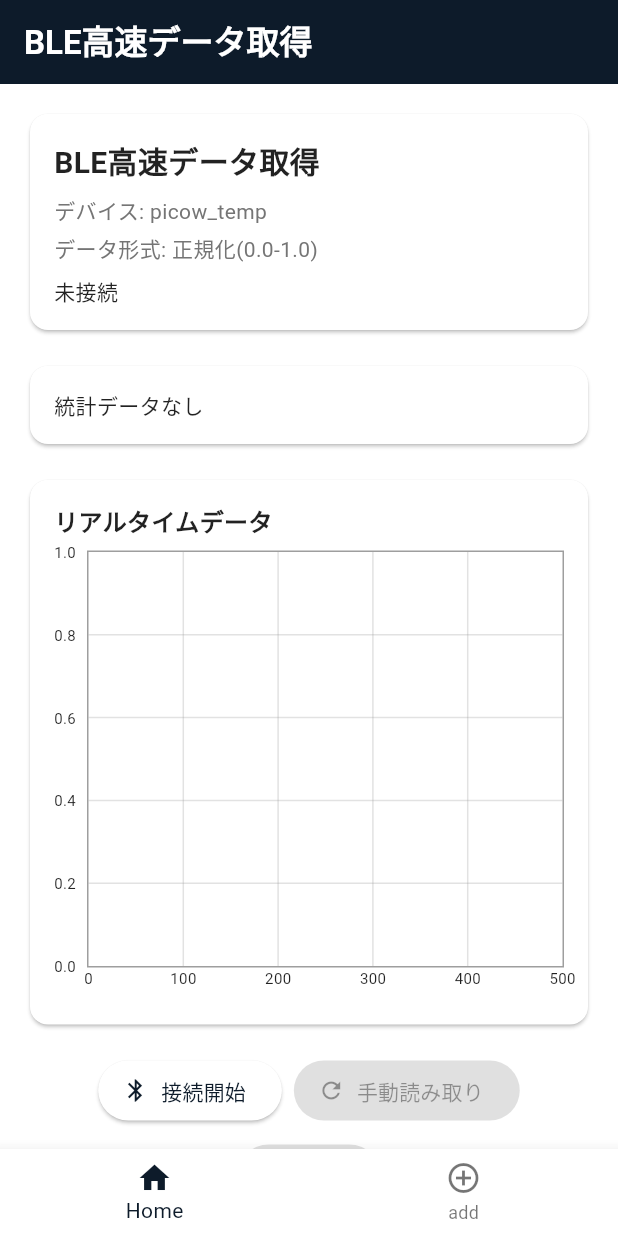
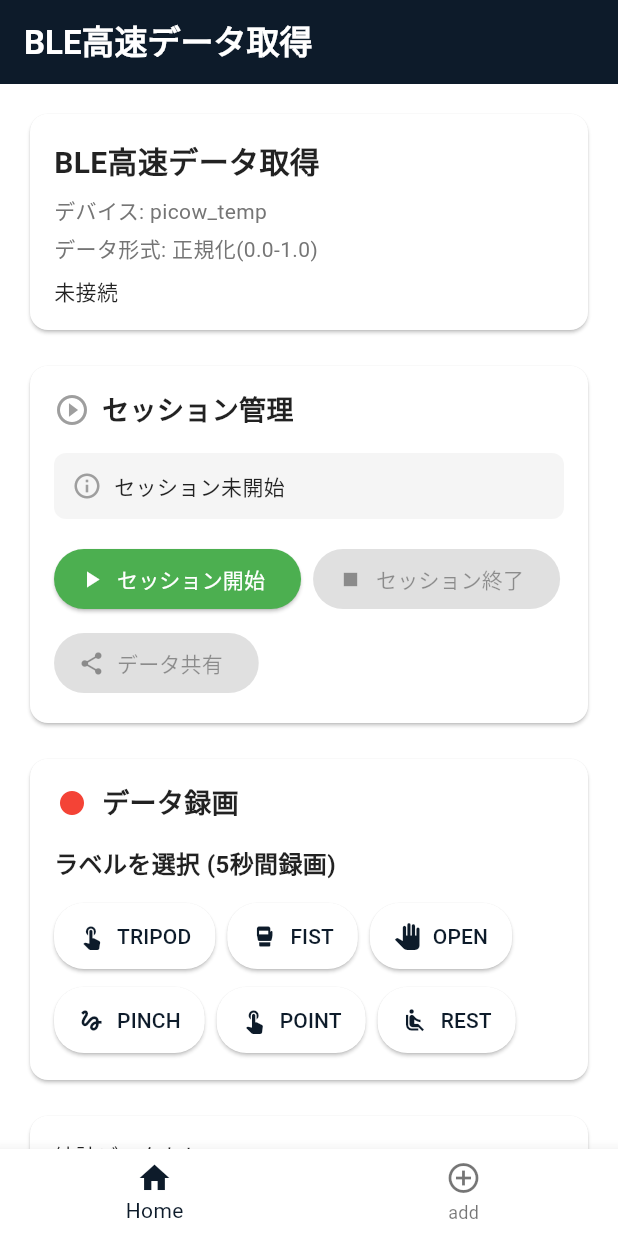
Before and after one commit to sotta-tis/emg-mobile-analyzer, a Flutter app: the BleTempScannerWidget screen opened by its route, on a phone screen of 412 x 824 dp. Run offline on Flutter 3.47's test engine with Material 3 defaults, Android fonts, the light colour scheme and no system bars; drawn by our look-alikes of fl_chart; our stand-ins replace csv, flutter_blue_plus, flutter_riverpod, go_router, image_picker and 1 more; missing offline and left inert: dart:ffi.

Commit message:
:lipstick: BleWidgetに統合

```diff
--- a/lib/widgets/ble_widget.dart
+++ b/lib/widgets/ble_widget.dart
@@ -2,8 +2,12 @@ import 'package:flutter/material.dart';
 import 'package:flutter_blue_plus/flutter_blue_plus.dart';
 import '../services/ble_service.dart';
 import '../services/data_statistics.dart';
+import '../services/data_saver_service.dart';
+import '../services/recording_buffer.dart';
 import 'ble_chart_widget.dart';
 import 'ble_statistics_widget.dart';
+import 'recording_widget.dart';
+import 'session_control_widget.dart';
 
 class BleTempScannerWidget extends StatefulWidget {
   const BleTempScannerWidget({super.key});
@@ -15,6 +19,8 @@ class BleTempScannerWidget extends StatefulWidget {
 class _BleTempScannerWidgetState extends State<BleTempScannerWidget> {
   late final BleService _bleService;
   late final DataStatistics _statistics;
+  late final DataSaverService _dataSaver;
+  late final RecordingBuffer _recordingBuffer;
 
   String _statusText = '未接続';
   bool _isScanning = false;
@@ -25,6 +31,8 @@ class _BleTempScannerWidgetState extends State<BleTempScannerWidget> {
     super.initState();
     _statistics = DataStatistics(maxPoints: 500);
     _bleService = BleService();
+    _dataSaver = DataSaverService();
+    _recordingBuffer = RecordingBuffer();
 
     // コールバック設定
     _bleService.onStatusUpdate = (status) {
@@ -38,6 +46,9 @@ class _BleTempScannerWidgetState extends State<BleTempScannerWidget> {
         _statistics.addPacket(packet);
         _statusText = _statistics.getStatusString(packet);
       });
+
+      // 録画バッファにもデータを送信
+      _recordingBuffer.addBlePacket(packet);
     };
 
     _bleService.onError = (error) {
@@ -94,6 +105,7 @@ class _BleTempScannerWidgetState extends State<BleTempScannerWidget> {
   @override
   void dispose() {
     _bleService.dispose();
+    _recordingBuffer.dispose();
     super.dispose();
   }
 
@@ -106,6 +118,20 @@ class _BleTempScannerWidgetState extends State<BleTempScannerWidget> {
         children: [
           // ステータス表示
           _buildStatusCard(),
+
+          const SizedBox(height: 16),
+
+          // セッション管理
+          SessionControlWidget(dataSaver: _dataSaver),
+
+          const SizedBox(height: 16),
+
+          // 録画制御
+          RecordingWidget(
+            recordingBuffer: _recordingBuffer,
+            dataSaver: _dataSaver,
+            isConnected: _bleService.isConnected,
+          ),
 
           const SizedBox(height: 16),
 
```
